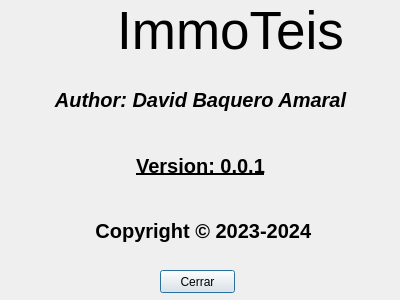
Old version of the form templates/dlgAbout.ui in the repository DavBaquero/Proyecto-DI.
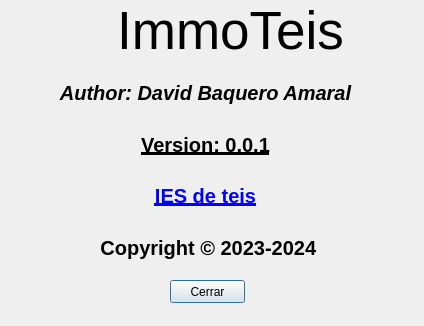
New version of the form. Icons and pictures are not drawn.

Commit message: Fix(): fix an error in interface

What changed in the file:
```diff
--- a/templates/dlgAbout.ui
+++ b/templates/dlgAbout.ui
@@ -9,8 +9,8 @@
    <rect>
     <x>0</x>
     <y>0</y>
-    <width>400</width>
-    <height>300</height>
+    <width>424</width>
+    <height>326</height>
    </rect>
   </property>
   <property name="windowTitle">
@@ -69,10 +69,10 @@
   <widget class="QWidget" name="layoutWidget">
    <property name="geometry">
     <rect>
-     <x>10</x>
+     <x>30</x>
      <y>70</y>
-     <width>381</width>
-     <height>191</height>
+     <width>351</width>
+     <height>201</height>
     </rect>
    </property>
    <layout class="QVBoxLayout" name="verticalLayout">
@@ -111,6 +111,33 @@
       </property>
       <property name="alignment">
        <set>Qt::AlignCenter</set>
+      </property>
+      <property name="openExternalLinks">
+       <bool>true</bool>
+      </property>
+     </widget>
+    </item>
+    <item>
+     <widget class="QLabel" name="lblNomAb_5">
+      <property name="font">
+       <font>
+        <pointsize>15</pointsize>
+        <weight>75</weight>
+        <bold>true</bold>
+        <underline>true</underline>
+       </font>
+      </property>
+      <property name="text">
+       <string>&lt;a href=&quot;https://imgs.search.brave.com/sEk7st3Hg7RupbF8I28DKEmZrDo_N5N5PdQ5flX1amo/rs:fit:860:0:0:0/g:ce/aHR0cHM6Ly9pLmt5/bS1jZG4uY29tL3Bo/b3Rvcy9pbWFnZXMv/bmV3c2ZlZWQvMDAy/LzU1OS80NTgvMjIw/LmpwZw&quot;&gt; IES de teis&lt;/a&gt;</string>
+      </property>
+      <property name="scaledContents">
+       <bool>true</bool>
+      </property>
+      <property name="alignment">
+       <set>Qt::AlignCenter</set>
+      </property>
+      <property name="openExternalLinks">
+       <bool>true</bool>
       </property>
      </widget>
     </item>
@@ -136,8 +163,8 @@
   <widget class="QPushButton" name="btnCerrarAbout">
    <property name="geometry">
     <rect>
-     <x>160</x>
-     <y>270</y>
+     <x>170</x>
+     <y>280</y>
      <width>75</width>
      <height>23</height>
     </rect>
```
Left out of the diff: 3 changed lines with no effect on the pictures. The commit also changes 7 other files.
